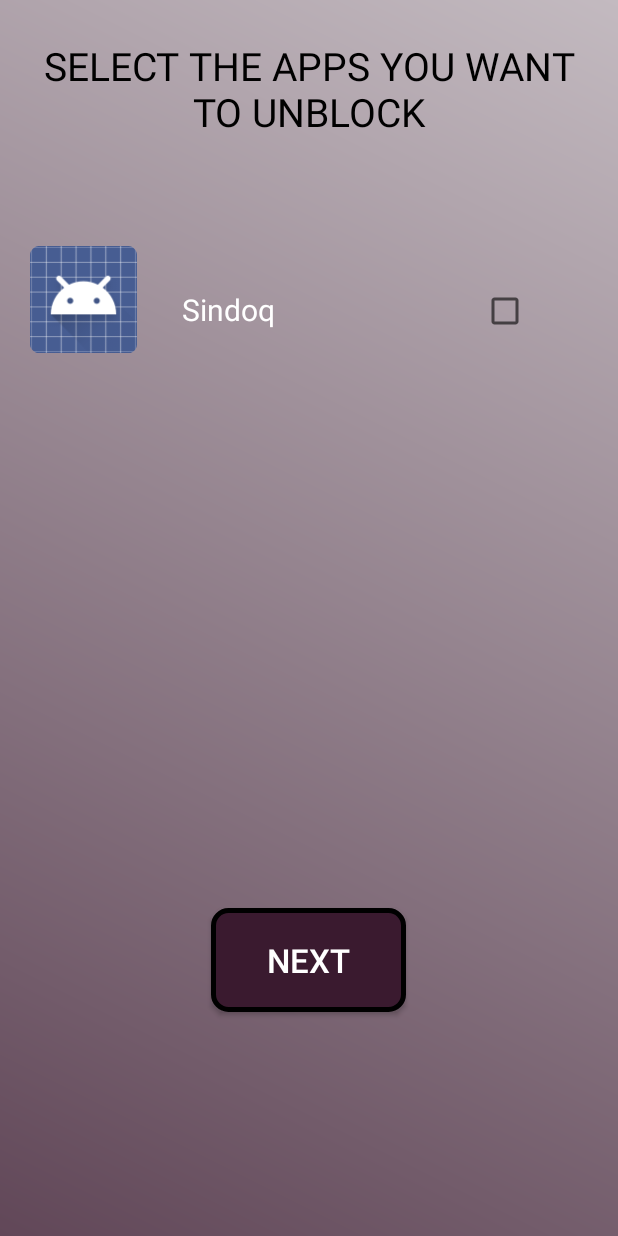
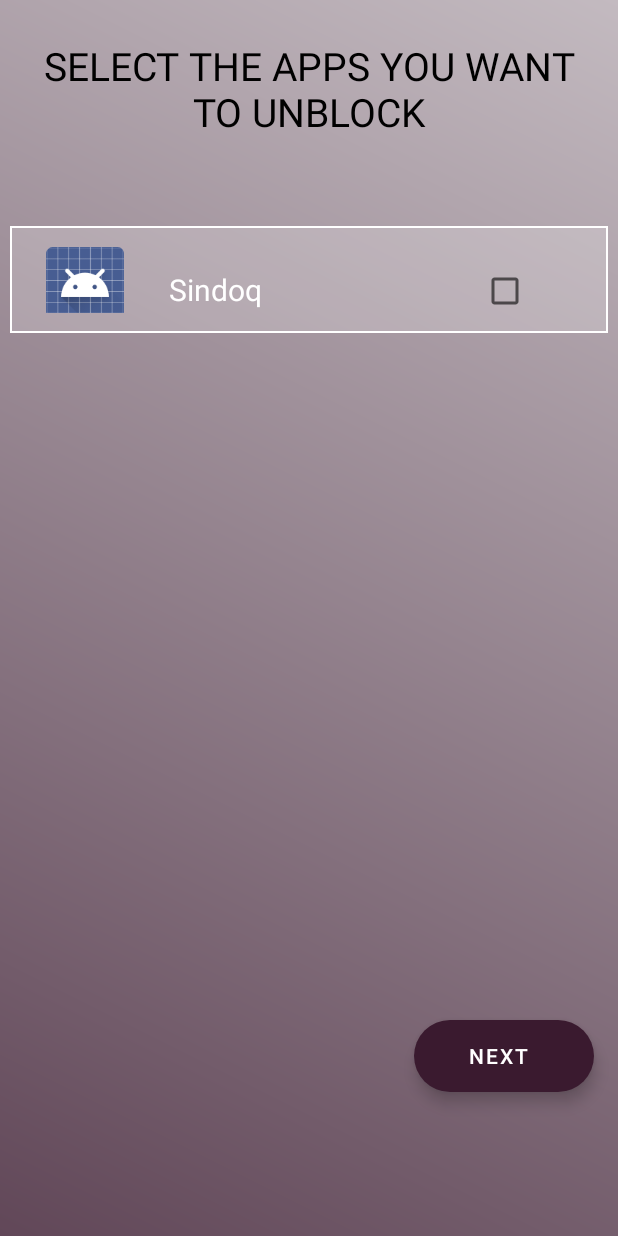
Before and after one commit to WasifIbrahim29/Sindoq, an Android app: the BlockAppsActivity screen opened directly, with no data from a screen before it, on a phone screen of 412 x 824 dp. Run offline under Robolectric (Android 15) with nearby library versions, the phone set to English and light mode, and no system bars; our stand-ins replace sdp/ssp sizes; libraries missing offline, so code that uses them is left out: com.facebook.stetho; 1 statement that could not run was skipped.

Commit message:
Icon size reduced

```diff
--- a/app/src/main/java/com/example/sindoq/BlockAppsActivity.java
+++ b/app/src/main/java/com/example/sindoq/BlockAppsActivity.java
@@ -188,6 +188,7 @@ public class BlockAppsActivity extends Activity {
                         }
                     }
                 }
+
             }
 
 
--- /dev/null
+++ b/app/src/main/res/drawable/itemlist.xml
@@ -0,0 +1,11 @@
+<?xml version="1.0" encoding="utf-8"?>
+<shape xmlns:android="http://schemas.android.com/apk/res/android" android:shape="rectangle">
+    <gradient android:startColor="@color/white_2"
+        android:endColor="@color/white_2"
+        android:angle="270" />
+
+    <stroke android:width="2px" android:color="@color/white" />
+    <stroke ></stroke>
+
+
+</shape>
--- a/app/src/main/res/layout/activity_app_list.xml
+++ b/app/src/main/res/layout/activity_app_list.xml
@@ -28,21 +28,22 @@
     <androidx.recyclerview.widget.RecyclerView
         android:id="@+id/rvAppList"
         android:layout_width="match_parent"
-        android:layout_height="421dp"
+        android:layout_height="@dimen/_400sdp"
         android:padding="@dimen/_5sdp"
         android:visibility="visible" />
 
-    <Button
+
+    <com.google.android.material.floatingactionbutton.ExtendedFloatingActionButton
         android:id="@+id/b"
-        android:layout_width="130dp"
+        android:onClick="Next"
+        android:layout_width="wrap_content"
         android:layout_height="wrap_content"
-        android:layout_gravity="center"
-        android:padding="20dp"
+        android:layout_margin="16dp"
+        android:layout_gravity="bottom|right"
+        android:text="Next"
         android:textColor="@color/white"
-        android:background="@drawable/custombtn"
-        android:layout_marginTop="40sp"
-        android:onClick="Next"
-        android:text="Next"
-        android:textSize="22sp"></Button>
+        android:gravity="center"
+        app:backgroundTint="@color/MainTheme"
+        />
 
 </LinearLayout>
--- a/app/src/main/res/layout/app_list_row.xml
+++ b/app/src/main/res/layout/app_list_row.xml
@@ -2,7 +2,8 @@
 <LinearLayout xmlns:android="http://schemas.android.com/apk/res/android"
     xmlns:card_view="http://schemas.android.com/apk/res-auto"
     android:layout_width="match_parent"
-    android:layout_height="wrap_content"
+    android:layout_height="@dimen/_55sdp"
+    android:background="@drawable/itemlist"
     android:layout_gravity="top"
     android:orientation="vertical">
 
@@ -14,10 +15,12 @@
             android:padding="@dimen/_10sdp">
 
             <ImageView
+                android:layout_marginTop="@dimen/_3sdp"
                 android:id="@+id/ivAppIcon"
-                android:layout_width="@dimen/_55sdp"
-                android:layout_height="@dimen/_55sdp"
+                android:layout_width="@dimen/_40sdp"
+                android:layout_height="@dimen/_40sdp"
                 android:layout_gravity="center"
+                android:layout_marginStart="@dimen/_8sdp"
                 android:src="@mipmap/ic_launcher" />
 
             <TextView
```
Also changed, not shown: app/src/main/res/layout/activity_confirm_page.xml (+15 -17 lines), app/src/main/res/layout/app_list_row1.xml (+5 -2 lines).
